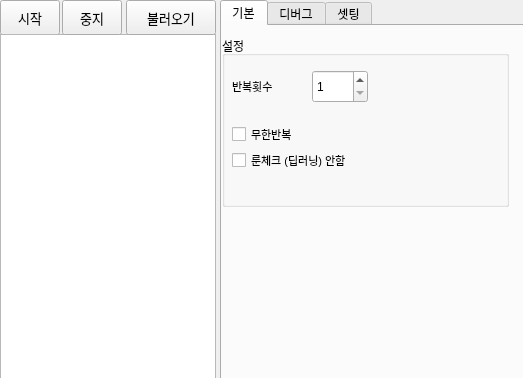
First picture: the form in mainWindow.ui, repository tkfka1/fall-leaves, before the edit.
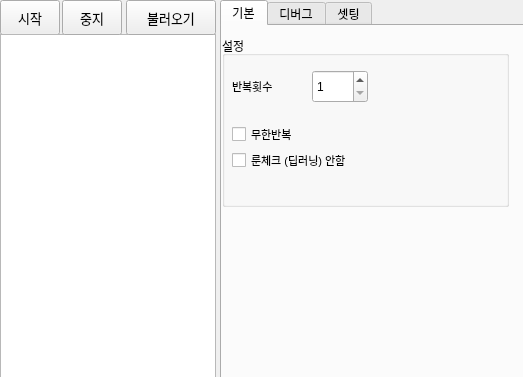
Second picture: the form after the edit. Icons and pictures are not drawn.

The edit to the form file:
```diff
--- a/mainWindow.ui
+++ b/mainWindow.ui
@@ -7,7 +7,7 @@
     <x>0</x>
     <y>0</y>
     <width>523</width>
-    <height>378</height>
+    <height>377</height>
    </rect>
   </property>
   <property name="windowTitle">
@@ -52,6 +52,12 @@
       <height>346</height>
      </rect>
     </property>
+    <property name="font">
+     <font>
+      <family>Adobe Devanagari</family>
+      <pointsize>10</pointsize>
+     </font>
+    </property>
    </widget>
    <widget class="QPushButton" name="mainBtn2">
     <property name="geometry">
```
Left out of the diff: 4 changed lines with no effect on the pictures.
